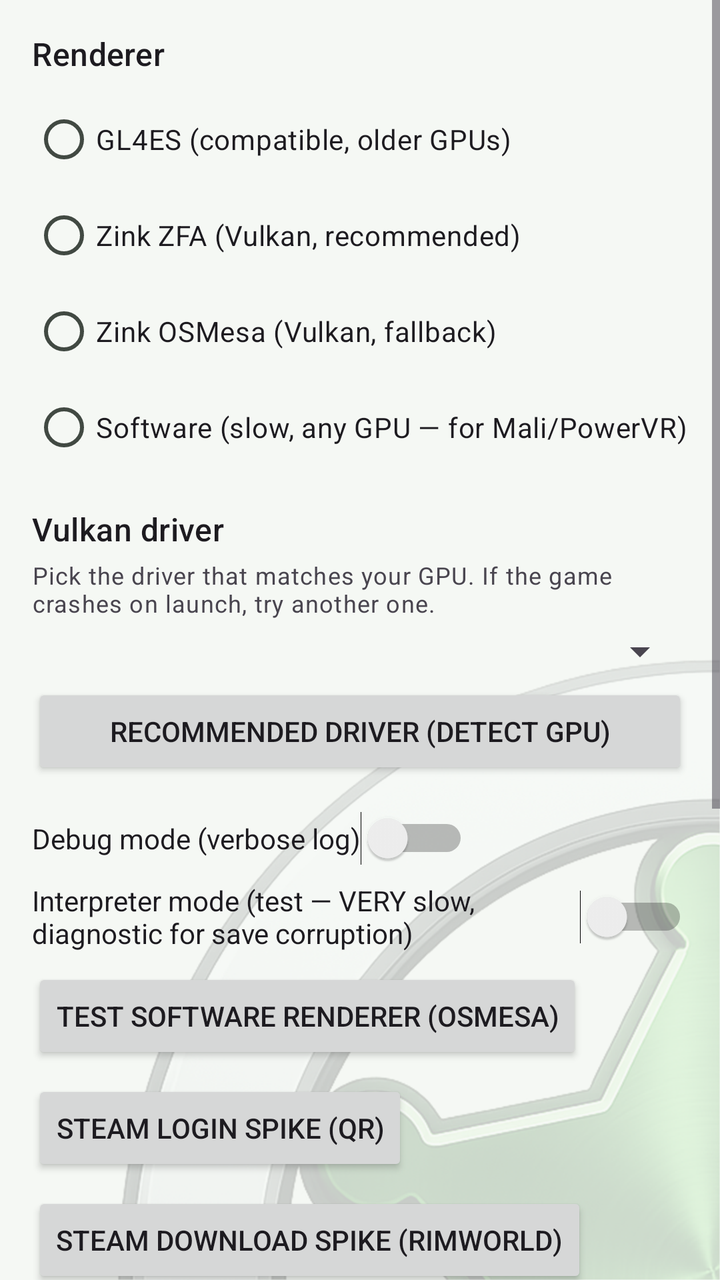
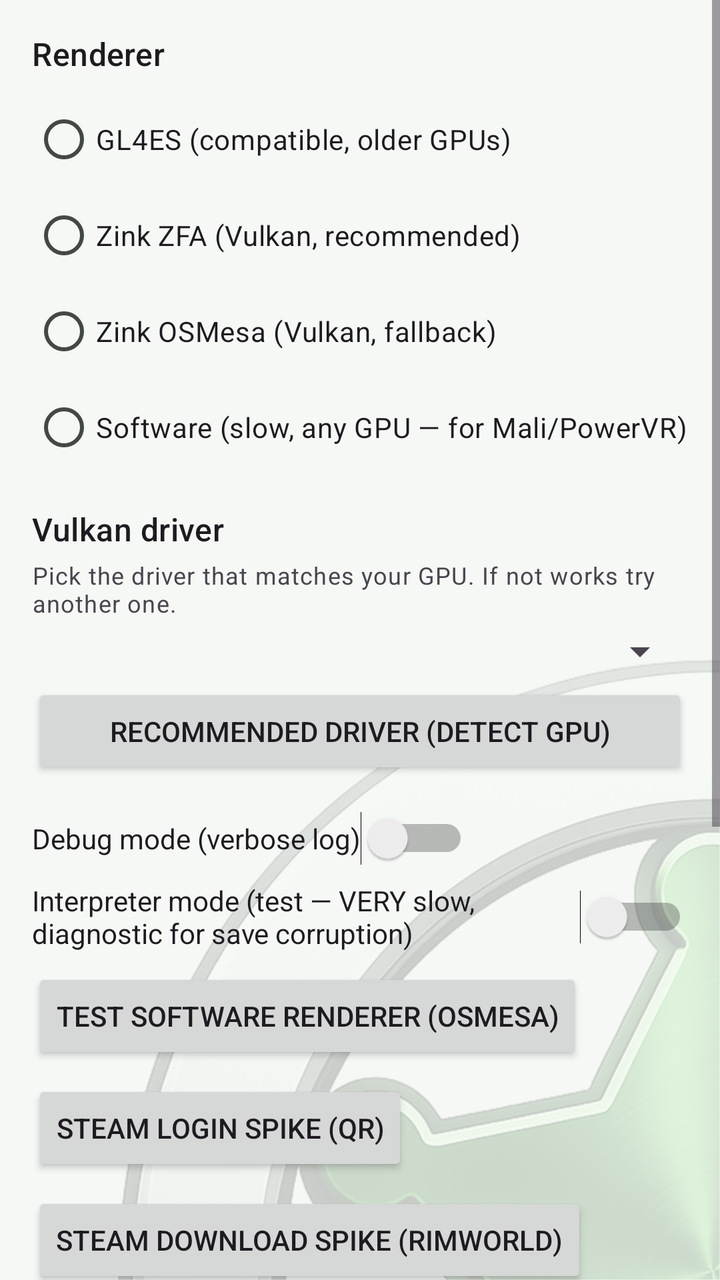

Before-and-after screenshots of an Android layout around one commit, followed by the original layout XML and the change that was made.
<!-- AndroidManifest.xml: application theme AppTheme -->
<!-- res/layout/fragment_settings.xml -->
<?xml version="1.0" encoding="utf-8"?>
<ScrollView xmlns:android="http://schemas.android.com/apk/res/android"
    android:layout_width="match_parent"
    android:layout_height="match_parent">

  <LinearLayout
    android:layout_width="match_parent"
    android:layout_height="wrap_content"
    android:orientation="vertical"
    android:padding="16dp">

    <TextView
        android:layout_width="wrap_content"
        android:layout_height="wrap_content"
        android:text="@string/renderer"
        android:textAppearance="?attr/textAppearanceTitleMedium"
        android:layout_marginBottom="8dp" />

    <RadioGroup
        android:id="@+id/rg_renderer"
        android:layout_width="wrap_content"
        android:layout_height="wrap_content"
        android:layout_marginBottom="16dp">

        <RadioButton
            android:id="@+id/rb_gl4es"
            android:layout_width="wrap_content"
            android:layout_height="wrap_content"
            android:text="@string/gl4es_label" />

        <RadioButton
            android:id="@+id/rb_zink_zfa"
            android:layout_width="wrap_content"
            android:layout_height="wrap_content"
            android:text="@string/zink_zfa_label" />

        <RadioButton
            android:id="@+id/rb_zink_osmesa"
            android:layout_width="wrap_content"
            android:layout_height="wrap_content"
            android:text="@string/zink_osmesa_label" />

        <RadioButton
            android:id="@+id/rb_softpipe"
            android:layout_width="wrap_content"
            android:layout_height="wrap_content"
            android:text="@string/softpipe_label" />

    </RadioGroup>

    <TextView
        android:layout_width="wrap_content"
        android:layout_height="wrap_content"
        android:text="@string/vulkan_driver"
        android:textAppearance="?attr/textAppearanceTitleMedium"
        android:layout_marginBottom="4dp" />

    <TextView
        android:layout_width="wrap_content"
        android:layout_height="wrap_content"
        android:text="@string/vulkan_driver_hint"
        android:textAppearance="?attr/textAppearanceBodySmall"
        android:layout_marginBottom="4dp" />

    <Spinner
        android:id="@+id/spinner_vulkan_driver"
        android:layout_width="match_parent"
        android:layout_height="wrap_content"
        android:layout_marginBottom="4dp" />

    <Button
        android:id="@+id/btn_recommend_driver"
        android:layout_width="match_parent"
        android:layout_height="wrap_content"
        android:text="@string/driver_recommend"
        android:textSize="14dp"
        android:layout_marginBottom="16dp" />

    
    <LinearLayout
        android:layout_width="match_parent"
        android:layout_height="wrap_content"
        android:orientation="vertical"
        android:visibility="gone">

        <TextView
            android:id="@+id/tv_render_scale_label"
            android:layout_width="wrap_content"
            android:layout_height="wrap_content"
            android:layout_marginTop="16dp"
            android:text="Render scale: 60%"
            android:textAppearance="?attr/textAppearanceTitleMedium" />

        <TextView
            android:layout_width="wrap_content"
            android:layout_height="wrap_content"
            android:text="Lower % = bigger UI. RimWorld needs ≥67% or its menus overflow."
            android:textAppearance="?attr/textAppearanceBodySmall"
            android:layout_marginBottom="4dp" />

        <SeekBar
            android:id="@+id/sb_render_scale"
            android:layout_width="match_parent"
            android:layout_height="wrap_content"
            android:max="33"
            android:progress="5"
            android:layout_marginBottom="16dp" />
    </LinearLayout>

    <Switch
        android:id="@+id/sw_debug"
        android:layout_width="wrap_content"
        android:layout_height="wrap_content"
        android:text="@string/debug_mode" />

    <Switch
        android:id="@+id/sw_strict_barriers"
        android:layout_width="wrap_content"
        android:layout_height="wrap_content"
        android:layout_marginTop="8dp"
        android:text="@string/strict_barriers" />

    <Button
        android:id="@+id/btn_smoketest"
        android:layout_width="wrap_content"
        android:layout_height="wrap_content"
        android:layout_marginTop="8dp"
        android:text="@string/smoketest_label" />

    <Button
        android:id="@+id/btn_steam_spike"
        android:layout_width="wrap_content"
        android:layout_height="wrap_content"
        android:layout_marginTop="8dp"
        android:text="@string/steam_spike_label" />

    <Button
        android:id="@+id/btn_steam_dl"
        android:layout_width="wrap_content"
        android:layout_height="wrap_content"
        android:layout_marginTop="8dp"
        android:text="@string/steam_dl_label" />

    <TextView
        android:id="@+id/tv_steam_dl_status"
        android:layout_width="match_parent"
        android:layout_height="wrap_content"
        android:layout_marginTop="4dp"
        android:textIsSelectable="true"
        android:visibility="gone"
        android:textSize="12sp" />

    <TextView
        android:layout_width="wrap_content"
        android:layout_height="wrap_content"
        android:layout_marginTop="16dp"
        android:text="@string/on_screen_controls"
        android:textAppearance="?attr/textAppearanceTitleMedium"
        android:layout_marginBottom="4dp" />

    <Button
        android:id="@+id/btn_edit_controls"
        android:layout_width="wrap_content"
        android:layout_height="wrap_content"
        android:text="@string/edit_controls" />

    <Switch
        android:id="@+id/sw_drag_pan"
        android:layout_width="match_parent"
        android:layout_height="wrap_content"
        android:layout_marginTop="12dp"
        android:text="@string/drag_pan_label" />

    <Switch
        android:id="@+id/sw_haptic"
        android:layout_width="match_parent"
        android:layout_height="wrap_content"
        android:layout_marginTop="12dp"
        android:text="@string/haptic_label" />

    <Switch
        android:id="@+id/sw_audio"
        android:layout_width="match_parent"
        android:layout_height="wrap_content"
        android:layout_marginTop="12dp"
        android:text="@string/audio_label" />

    
    <TextView
        android:layout_width="wrap_content"
        android:layout_height="wrap_content"
        android:layout_marginTop="24dp"
        android:text="@string/env_vars_title"
        android:textAppearance="?attr/textAppearanceTitleMedium"
        android:layout_marginBottom="4dp" />

    <TextView
        android:layout_width="match_parent"
        android:layout_height="wrap_content"
        android:text="@string/env_vars_hint"
        android:textAppearance="?attr/textAppearanceBodySmall"
        android:layout_marginBottom="4dp" />

    <EditText
        android:id="@+id/et_env_vars"
        android:layout_width="match_parent"
        android:layout_height="wrap_content"
        android:fontFamily="monospace"
        android:textSize="13sp"
        android:inputType="textNoSuggestions|textMultiLine|textVisiblePassword"
        android:hint="@string/env_vars_hint_example" />

  </LinearLayout>
</ScrollView>
<!-- resources referenced by this layout -->
<resources>
  <string name="audio_label">Game sound (experimental)</string>
  <string name="debug_mode">Debug mode (verbose log)</string>
  <string name="drag_pan_label">Drag the map with a finger to pan</string>
  <string name="driver_recommend">Recommended driver (detect GPU)</string>
  <string name="edit_controls">Edit on-screen controls…</string>
  <string name="env_vars_hint">KEY=VALUE pairs (space-separated), applied on launch and overriding the defaults. For diagnostics / performance tests — leave empty unless you know what you\'re doing. Per-instance.</string>
  <string name="env_vars_hint_example">e.g. BOX64_DYNAREC_ALIGNED_ATOMICS=1</string>
  <string name="env_vars_title">Advanced: extra launch variables</string>
  <string name="gl4es_label">GL4ES (compatible, older GPUs)</string>
  <string name="haptic_label">Vibrate on button press</string>
  <string name="on_screen_controls">On-screen controls</string>
  <string name="renderer">Renderer</string>
  <string name="smoketest_label">Test software renderer (OSMesa)</string>
  <string name="softpipe_label">Software (slow, any GPU — for Mali/PowerVR)</string>
  <string name="steam_dl_label">Steam download spike (RimWorld)</string>
  <string name="steam_spike_label">Steam login spike (QR)</string>
  <string name="strict_barriers">Interpreter mode (test — VERY slow, diagnostic for save corruption)</string>
  <string name="vulkan_driver">Vulkan driver</string>
  <string name="vulkan_driver_hint">Pick the driver that matches your GPU. If the game crashes on launch, try another one.</string>
  <string name="zink_osmesa_label">Zink OSMesa (Vulkan, fallback)</string>
  <string name="zink_zfa_label">Zink ZFA (Vulkan, recommended)</string>
  <color name="rd_primary">#2E7D32</color>
  <color name="rd_primary_container">#B4F0B6</color>
  <color name="rd_on_primary_container">#00210A</color>
  <color name="md_theme_secondary">#4F6354</color>
  <color name="md_theme_onSecondary">#FFFFFF</color>
  <color name="md_theme_secondaryContainer">#D2E8D6</color>
  <color name="md_theme_onSecondaryContainer">#0E1F14</color>
  <color name="md_theme_tertiary">#3A656E</color>
  <color name="md_theme_onTertiary">#FFFFFF</color>
  <color name="md_theme_tertiaryContainer">#BEEAF5</color>
  <color name="md_theme_onTertiaryContainer">#001F25</color>
  <color name="md_theme_error">#BA1A1A</color>
  <color name="md_theme_onError">#FFFFFF</color>
  <color name="md_theme_errorContainer">#FFDAD6</color>
  <color name="md_theme_onErrorContainer">#410002</color>
  <color name="md_theme_background">#F5F8F4</color>
  <color name="md_theme_onBackground">#181D18</color>
  <color name="md_theme_surface">#F5F8F4</color>
  <color name="md_theme_onSurface">#181D18</color>
  <color name="md_theme_surfaceVariant">#DCE5DC</color>
  <color name="md_theme_onSurfaceVariant">#414942</color>
  <color name="md_theme_outlineVariant">#C0C9C0</color>
  <color name="md_theme_inverseSurface">#2D322E</color>
  <color name="md_theme_inverseOnSurface">#EFF1EB</color>
  <color name="md_theme_inversePrimary">#86D88A</color>
  <color name="md_theme_surfaceDim">#D5DBD3</color>
  <color name="md_theme_surfaceBright">#F5F8F4</color>
  <color name="md_theme_surfaceContainerLowest">#FFFFFF</color>
  <color name="md_theme_surfaceContainerLow">#EFF2EC</color>
  <color name="md_theme_surfaceContainer">#E9ECE6</color>
  <color name="md_theme_surfaceContainerHigh">#E4E7E1</color>
  <color name="md_theme_surfaceContainerHighest">#DEE1DB</color>
  <style name="AppTheme.NavigationView" parent="Widget.Material3.NavigationView">
          <item name="dividerColor">@color/rd_primary</item>
      </style>
  <style name="ThemeOverlay.RimDroid.Dialog" parent="ThemeOverlay.Material3.MaterialAlertDialog">
          <item name="materialAlertDialogTitleTextStyle">@style/RimDroid.Dialog.Title</item>
      </style>
  <style name="RimDroid.Dialog.Title" parent="MaterialAlertDialog.Material3.Title.Text">
          <item name="android:textColor">?attr/colorPrimary</item>
      </style>
  <!-- unchanged entries left out for length: 4 -->
</resources>

<!-- the commit's change to res/layout/fragment_settings.xml (unified diff, before → after) -->
@@ -150,19 +150,19 @@
         android:visibility="gone"
         android:textSize="12sp" />
 
-    <TextView
-        android:layout_width="wrap_content"
+    <Button
+        android:id="@+id/btn_edit_controls"
+        android:layout_width="match_parent"
         android:layout_height="wrap_content"
         android:layout_marginTop="16dp"
-        android:text="@string/on_screen_controls"
-        android:textAppearance="?attr/textAppearanceTitleMedium"
-        android:layout_marginBottom="4dp" />
-
-    <Button
-        android:id="@+id/btn_edit_controls"
-        android:layout_width="wrap_content"
-        android:layout_height="wrap_content"
         android:text="@string/edit_controls" />
+
+    <Button
+        android:id="@+id/btn_gamepad_mapper"
+        android:layout_width="match_parent"
+        android:layout_height="wrap_content"
+        android:layout_marginTop="8dp"
+        android:text="@string/gamepad_mapper_settings_btn" />
 
     <Switch
         android:id="@+id/sw_drag_pan"
@@ -178,11 +178,13 @@
         android:layout_marginTop="12dp"
         android:text="@string/haptic_label" />
 
+    
     <Switch
         android:id="@+id/sw_audio"
         android:layout_width="match_parent"
         android:layout_height="wrap_content"
         android:layout_marginTop="12dp"
+        android:visibility="gone"
         android:text="@string/audio_label" />
 
     
<!-- resource entries referenced after the edit -->
@@ -5,12 +5,12 @@
   <string name="drag_pan_label">Drag the map with a finger to pan</string>
   <string name="driver_recommend">Recommended driver (detect GPU)</string>
   <string name="edit_controls">Edit on-screen controls…</string>
-  <string name="env_vars_hint">KEY=VALUE pairs (space-separated), applied on launch and overriding the defaults. For diagnostics / performance tests — leave empty unless you know what you\'re doing. Per-instance.</string>
+  <string name="env_vars_hint">KEY=VALUE pairs (space-separated), applied on launch and overriding the defaults. For diagnostics tests — leave empty unless you know what you\'re doing. </string>
   <string name="env_vars_hint_example">e.g. BOX64_DYNAREC_ALIGNED_ATOMICS=1</string>
   <string name="env_vars_title">Advanced: extra launch variables</string>
+  <string name="gamepad_mapper_settings_btn">Gamepad mapping</string>
   <string name="gl4es_label">GL4ES (compatible, older GPUs)</string>
   <string name="haptic_label">Vibrate on button press</string>
-  <string name="on_screen_controls">On-screen controls</string>
   <string name="renderer">Renderer</string>
   <string name="smoketest_label">Test software renderer (OSMesa)</string>
   <string name="softpipe_label">Software (slow, any GPU — for Mali/PowerVR)</string>
@@ -18,7 +18,7 @@
   <string name="steam_spike_label">Steam login spike (QR)</string>
   <string name="strict_barriers">Interpreter mode (test — VERY slow, diagnostic for save corruption)</string>
   <string name="vulkan_driver">Vulkan driver</string>
-  <string name="vulkan_driver_hint">Pick the driver that matches your GPU. If the game crashes on launch, try another one.</string>
+  <string name="vulkan_driver_hint">Pick the driver that matches your GPU. If not works try another one.</string>
   <string name="zink_osmesa_label">Zink OSMesa (Vulkan, fallback)</string>
   <string name="zink_zfa_label">Zink ZFA (Vulkan, recommended)</string>
   <color name="rd_primary">#2E7D32</color>
